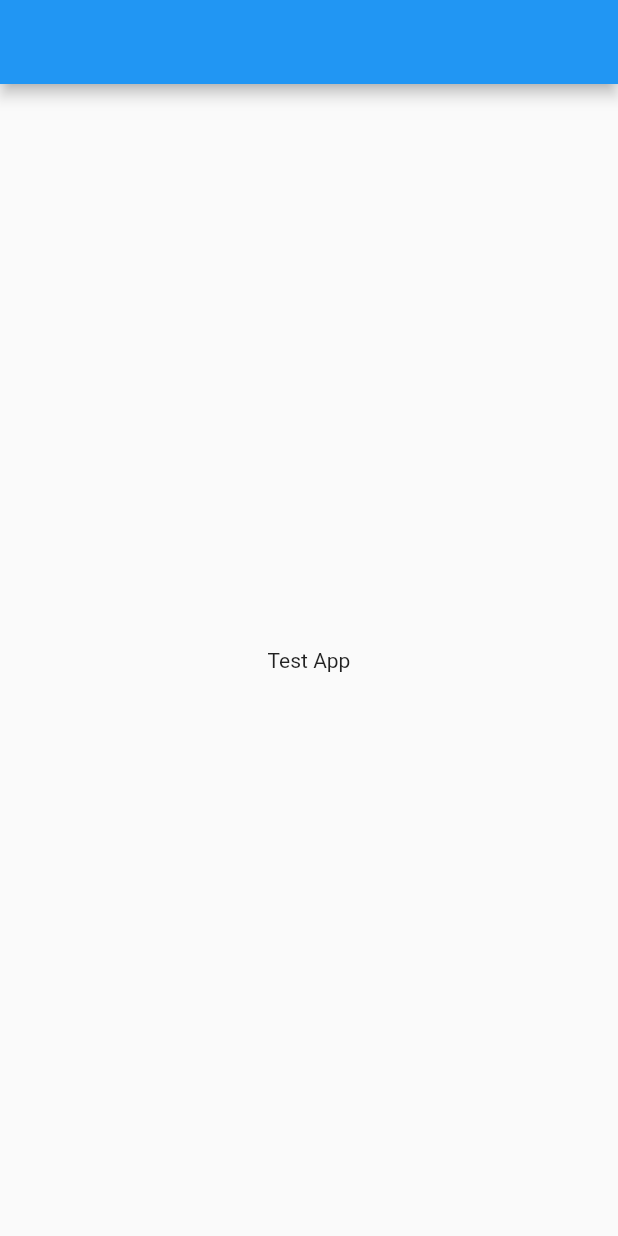
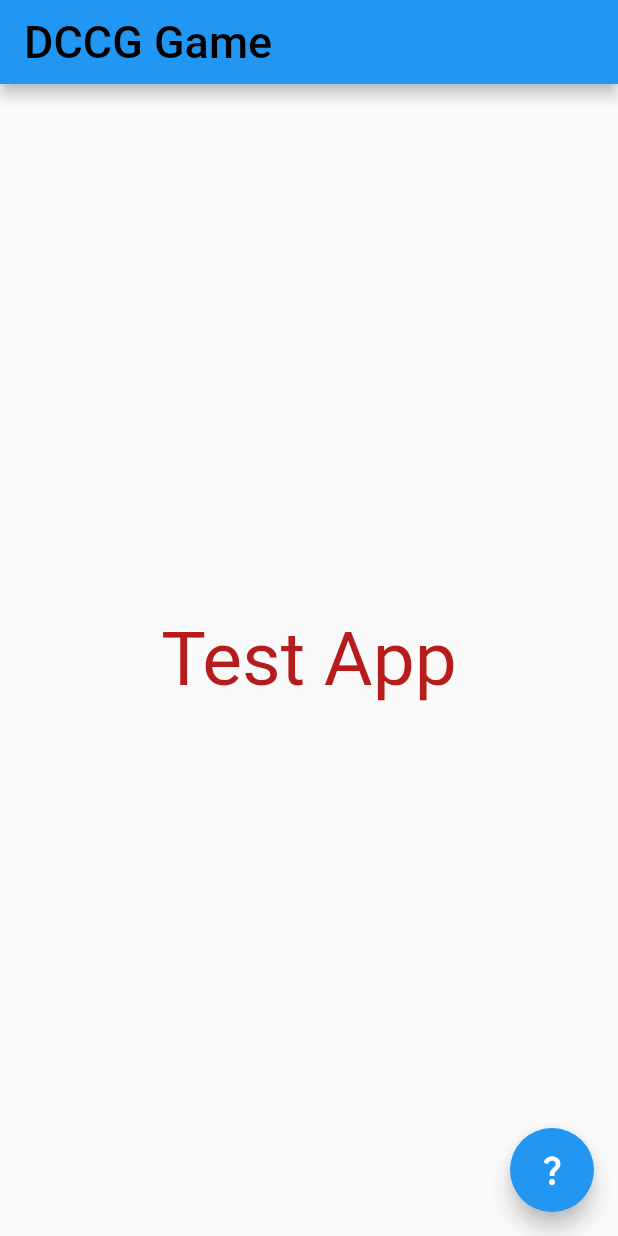
Before and after one commit to gvheisler/app_dccg, a Flutter app: the screen it shows after launch, on a phone screen of 412 x 824 dp. Run offline on Flutter 3.47's test engine with Material 2 defaults, Android fonts, the phone set to English and light mode, and no system bars.

```diff
--- a/lib/home_page.dart
+++ b/lib/home_page.dart
@@ -16,10 +16,21 @@ class _HomePageState extends State<HomePage> {
   @override
   Widget build(BuildContext context) {
     return Scaffold(
-      appBar: AppBar(),
+      appBar: AppBar(
+        title: Text('DCCG Game', style: TextStyle(fontSize: 30, color: Colors.black),),
+      ),
+      floatingActionButton: FloatingActionButton(
+        child: Icon(Icons.question_mark),
+        onPressed: (){
+
+        },
+      ),
       body: Center(
         child: GestureDetector(
-          child: Text("Test App"),
+          child: Text("Test App", style: TextStyle(fontSize: 50, color: Colors.red[900]),),
+          onTap: (){
+            print('teste');
+          },
         )
       ),
     );
```
